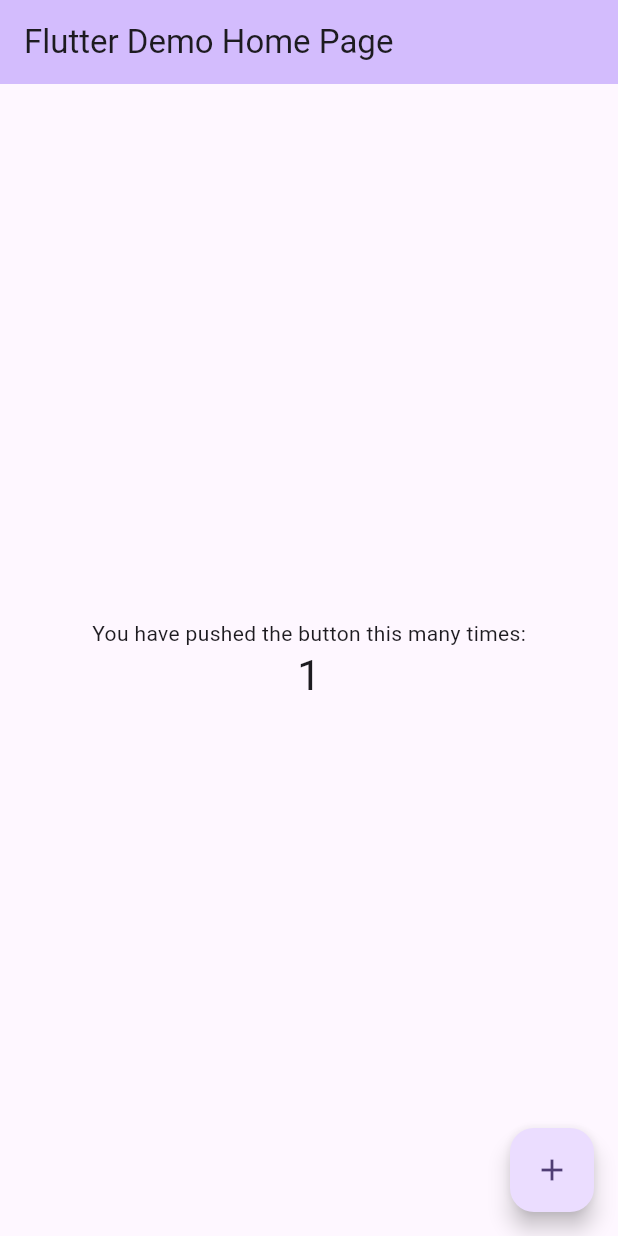
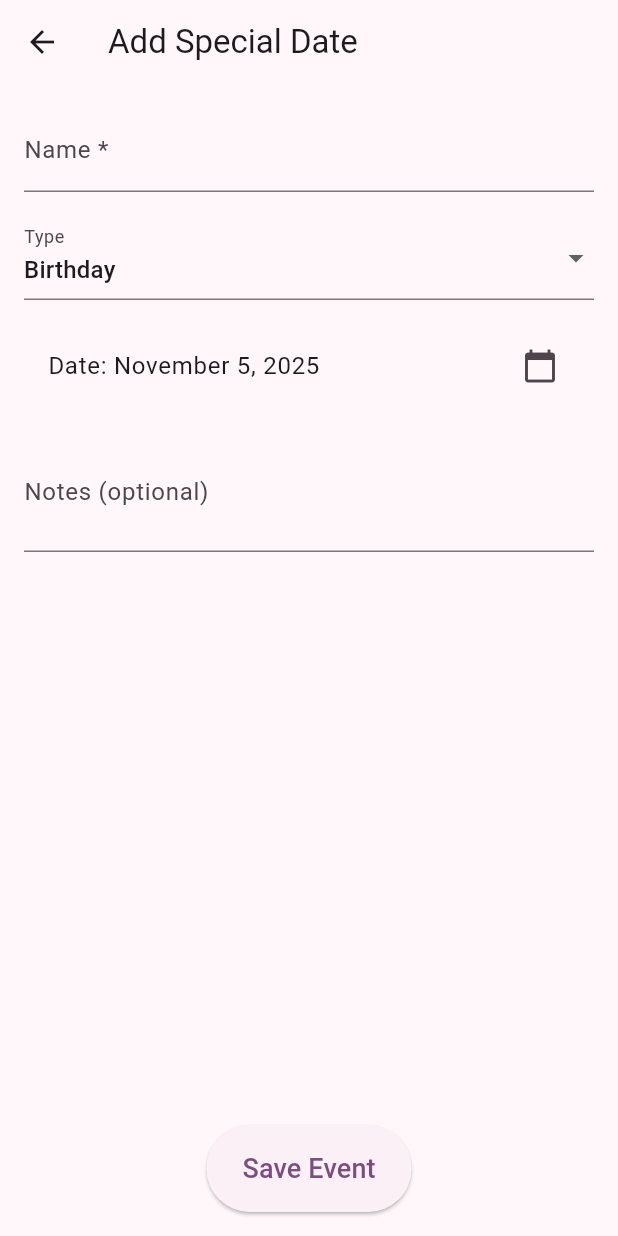
Before and after one commit to Damikasulakshana/remindly, a Flutter app: the screen it shows after launch, after a tap on the "add" icon, on a phone screen of 412 x 824 dp. Run offline on Flutter 3.47's test engine with Material 3 defaults, Android fonts, the phone set to English and light mode, and no system bars; our stand-ins replace flutter_local_notifications, hive_flutter, timezone; accounts and stored records are empty.

Commit message:
Main Componenets Added

```diff
--- a/lib/main.dart
+++ b/lib/main.dart
@@ -1,122 +1,35 @@
 import 'package:flutter/material.dart';
+import 'package:hive_flutter/hive_flutter.dart';
+import 'package:remindly/models/special_date.dart';
+import 'package:remindly/services/notification_service.dart';
+import 'package:remindly/screens/home_screen.dart';
 
-void main() {
+void main() async {
+  WidgetsFlutterBinding.ensureInitialized();
+
+  // Initialize Hive
+  await Hive.initFlutter();
+  Hive.registerAdapter(SpecialDateAdapter());
+  await Hive.openBox<SpecialDate>('special_dates');
+
+  // Initialize notifications
+  await NotificationService.init();
+
   runApp(const MyApp());
 }
 
 class MyApp extends StatelessWidget {
   const MyApp({super.key});
 
-  // This widget is the root of your application.
   @override
   Widget build(BuildContext context) {
     return MaterialApp(
-      title: 'Flutter Demo',
+      title: 'Special Dates',
       theme: ThemeData(
-        // This is the theme of your application.
-        //
-        // TRY THIS: Try running your application with "flutter run". You'll see
-        // the application has a purple toolbar. Then, without quitting the app,
-        // try changing the seedColor in the colorScheme below to Colors.green
-        // and then invoke "hot reload" (save your changes or press the "hot
-        // reload" button in a Flutter-supported IDE, or press "r" if you used
-        // the command line to start the app).
-        //
-        // Notice that the counter didn't reset back to zero; the application
-        // state is not lost during the reload. To reset the state, use hot
-        // restart instead.
-        //
-        // This works for code too, not just values: Most code changes can be
-        // tested with just a hot reload.
-        colorScheme: ColorScheme.fromSeed(seedColor: Colors.deepPurple),
+        useMaterial3: true,
+        colorScheme: ColorScheme.fromSeed(seedColor: Colors.purple),
       ),
-      home: const MyHomePage(title: 'Flutter Demo Home Page'),
+      home: const HomeScreen(),
     );
   }
 }
-
-class MyHomePage extends StatefulWidget {
-  const MyHomePage({super.key, required this.title});
-
-  // This widget is the home page of your application. It is stateful, meaning
-  // that it has a State object (defined below) that contains fields that affect
-  // how it looks.
-
-  // This class is the configuration for the state. It holds the values (in this
-  // case the title) provided by the parent (in this case the App widget) and
-  // used by the build method of the State. Fields in a Widget subclass are
-  // always marked "final".
-
-  final String title;
-
-  @override
-  State<MyHomePage> createState() => _MyHomePageState();
-}
-
-class _MyHomePageState extends State<MyHomePage> {
-  int _counter = 0;
-
-  void _incrementCounter() {
-    setState(() {
-      // This call to setState tells the Flutter framework that something has
-      // changed in this State, which causes it to rerun the build method below
-      // so that the display can reflect the updated values. If we changed
-      // _counter without calling setState(), then the build method would not be
-      // called again, and so nothing would appear to happen.
-      _counter++;
-    });
-  }
-
-  @override
-  Widget build(BuildContext context) {
-    // This method is rerun every time setState is called, for instance as done
-    // by the _incrementCounter method above.
-    //
-    // The Flutter framework has been optimized to make rerunning build methods
-    // fast, so that you can just rebuild anything that needs updating rather
-    // than having to individually change instances of widgets.
-    return Scaffold(
-      appBar: AppBar(
-        // TRY THIS: Try changing the color here to a specific color (to
-        // Colors.amber, perhaps?) and trigger a hot reload to see the AppBar
-        // change color while the other colors stay the same.
-        backgroundColor: Theme.of(context).colorScheme.inversePrimary,
-        // Here we take the value from the MyHomePage object that was created by
-        // the App.build method, and use it to set our appbar title.
-        title: Text(widget.title),
-      ),
-      body: Center(
-        // Center is a layout widget. It takes a single child and positions it
-        // in the middle of the parent.
-        child: Column(
-          // Column is also a layout widget. It takes a list of children and
-          // arranges them vertically. By default, it sizes itself to fit its
-          // children horizontally, and tries to be as tall as its parent.
-          //
-          // Column has various properties to control how it sizes itself and
-          // how it positions its children. Here we use mainAxisAlignment to
-          // center the children vertically; the main axis here is the vertical
-          // axis because Columns are vertical (the cross axis would be
-          // horizontal).
-          //
-          // TRY THIS: Invoke "debug painting" (choose the "Toggle Debug Paint"
-          // action in the IDE, or press "p" in the console), to see the
-          // wireframe for each widget.
-          mainAxisAlignment: MainAxisAlignment.center,
-          children: <Widget>[
-            const Text('You have pushed the button this many times:'),
-            Text(
-              '$_counter',
-              style: Theme.of(context).textTheme.headlineMedium,
-            ),
-          ],
-        ),
-      ),
-      floatingActionButton: FloatingActionButton(
-        onPressed: _incrementCounter,
-        tooltip: 'Increment',
-        child: const Icon(Icons.add),
-      ), // This trailing comma makes auto-formatting nicer for build methods.
-    );
-  }
-}
--- /dev/null
+++ b/lib/models/special_date.dart
@@ -0,0 +1,25 @@
+import 'package:hive_flutter/hive_flutter.dart';
+
+part 'special_date.g.dart';
+
+@HiveType(typeId: 0)
+class SpecialDate extends HiveObject {
+  @HiveField(0)
+  String name;
+
+  @HiveField(1)
+  DateTime date; // Stored as milliseconds since epoch
+
+  @HiveField(2)
+  String type; // e.g., 'Birthday', 'Anniversary'
+
+  @HiveField(3)
+  String? notes;
+
+  SpecialDate({
+    required this.name,
+    required this.date,
+    required this.type,
+    this.notes,
+  });
+}
--- /dev/null
+++ b/lib/screens/add_event_screen.dart
@@ -0,0 +1,123 @@
+import 'package:flutter/material.dart';
+import 'package:hive_flutter/hive_flutter.dart';
+import 'package:intl/intl.dart';
+import 'package:remindly/models/special_date.dart';
+import 'package:remindly/services/notification_service.dart';
+
+class AddEventScreen extends StatefulWidget {
+  const AddEventScreen({super.key});
+
+  @override
+  State<AddEventScreen> createState() => _AddEventScreenState();
+}
+
+class _AddEventScreenState extends State<AddEventScreen> {
+  final _formKey = GlobalKey<FormState>();
+  final _nameController = TextEditingController();
+  final _notesController = TextEditingController();
+  late DateTime _selectedDate;
+  String _selectedType = 'Birthday';
+
+  @override
+  void initState() {
+    super.initState();
+    _selectedDate = DateTime.now().add(
+      const Duration(days: 30),
+    ); // Default: 30 days from now
+  }
+
+  Future<void> _selectDate(BuildContext context) async {
+    final picked = await showDatePicker(
+      context: context,
+      initialDate: _selectedDate,
+      firstDate: DateTime(1900),
+      lastDate: DateTime(2100),
+    );
+    if (picked != null) {
+      setState(() => _selectedDate = picked);
+    }
+  }
+
+  void _saveEvent() {
+    if (_formKey.currentState!.validate()) {
+      final box = Hive.box<SpecialDate>('special_dates');
+      final newEvent = SpecialDate(
+        name: _nameController.text,
+        date: _selectedDate,
+        type: _selectedType,
+        notes: _notesController.text.isEmpty ? null : _notesController.text,
+      );
+      box.add(newEvent);
+
+      // Schedule notification for 1 day before
+      final reminderDate = _selectedDate.subtract(const Duration(days: 1));
+      NotificationService.showReminder(
+        id: newEvent.key as int,
+        title: 'Upcoming Special Date',
+        body: 'Tomorrow is ${newEvent.name}!',
+        scheduledDate: reminderDate,
+      );
+
+      Navigator.of(context).pop();
+    }
+  }
+
+  @override
+  Widget build(BuildContext context) {
+    return Scaffold(
+      appBar: AppBar(title: const Text('Add Special Date')),
+      body: Padding(
+        padding: const EdgeInsets.all(16.0),
+        child: Form(
+          key: _formKey,
+          child: Column(
+            children: [
+              TextFormField(
+                controller: _nameController,
+                decoration: const InputDecoration(labelText: 'Name *'),
+                validator: (value) => value!.isEmpty ? 'Required' : null,
+              ),
+              const SizedBox(height: 16),
+              DropdownButtonFormField<String>(
+                value: _selectedType,
+                decoration: const InputDecoration(labelText: 'Type'),
+                items: ['Birthday', 'Anniversary', 'Holiday', 'Custom']
+                    .map(
+                      (type) =>
+                          DropdownMenuItem(value: type, child: Text(type)),
+                    )
+                    .toList(),
+                onChanged: (value) => setState(() => _selectedType = value!),
+              ),
+              const SizedBox(height: 16),
+              ListTile(
+                title: Text(
+                  'Date: ${DateFormat.yMMMMd().format(_selectedDate)}',
+                ),
+                trailing: const Icon(Icons.calendar_today),
+                onTap: () => _selectDate(context),
+              ),
+              const SizedBox(height: 16),
+              TextFormField(
+                controller: _notesController,
+                decoration: const InputDecoration(
+                  labelText: 'Notes (optional)',
+                  hintText: 'e.g., Loves chocolate',
+                ),
+                maxLines: 2,
+              ),
+              const Spacer(),
+              ElevatedButton(
+                onPressed: _saveEvent,
+                child: const Padding(
+                  padding: EdgeInsets.symmetric(vertical: 16),
+                  child: Text('Save Event', style: TextStyle(fontSize: 18)),
+                ),
+              ),
+            ],
+          ),
+        ),
+      ),
+    );
+  }
+}
--- /dev/null
+++ b/lib/screens/home_screen.dart
@@ -0,0 +1,100 @@
+import 'package:flutter/material.dart';
+import 'package:hive_flutter/hive_flutter.dart';
+import 'package:intl/intl.dart';
+import 'package:remindly/models/special_date.dart';
+import 'package:remindly/screens/add_event_screen.dart';
+
+class HomeScreen extends StatelessWidget {
+  const HomeScreen({super.key});
+
+  @override
+  Widget build(BuildContext context) {
+    return Scaffold(
+      appBar: AppBar(title: const Text('Special Dates')),
+      floatingActionButton: FloatingActionButton(
+        onPressed: () => Navigator.of(
+          context,
+        ).push(MaterialPageRoute(builder: (_) => const AddEventScreen())),
+        child: const Icon(Icons.add),
+      ),
+      body: ValueListenableBuilder(
+        valueListenable: Hive.box<SpecialDate>('special_dates').listenable(),
+        builder: (context, Box<SpecialDate> box, _) {
+          final events = box.values.toList()
+            ..sort((a, b) => a.date.compareTo(b.date));
+
+          // Filter upcoming events (next 365 days)
+          final now = DateTime.now();
+          final nextYear = now.add(const Duration(days: 365));
+          final upcoming = events
+              .where(
+                (e) =>
+                    e.date.isAfter(now.subtract(const Duration(days: 1))) &&
+                    e.date.isBefore(nextYear),
+              )
+              .toList();
+
+          if (upcoming.isEmpty) {
+            return const Center(
+              child: Text('No upcoming special dates.\nTap + to add one!'),
+            );
+          }
+
+          return ListView.builder(
+            itemCount: upcoming.length,
+            itemBuilder: (context, index) {
+              final event = upcoming[index];
+              final isToday = _isSameDay(event.date, DateTime.now());
+
+              return Card(
+                margin: const EdgeInsets.symmetric(horizontal: 16, vertical: 8),
+                color: isToday ? Colors.purple[50] : null,
+                child: ListTile(
+                  title: Text(event.name),
+                  subtitle: Text(
+                    '${event.type} • ${DateFormat.yMMMMd().format(event.date)}',
+                    style: TextStyle(
+                      fontWeight: isToday ? FontWeight.bold : FontWeight.normal,
+                      color: isToday ? Colors.purple : null,
+                    ),
+                  ),
+                  trailing: Text(
+                    isToday ? 'TODAY!' : _daysUntil(event.date),
+                    style: TextStyle(
+                      color: isToday ? Colors.red : Colors.grey,
+                      fontWeight: FontWeight.bold,
+                    ),
+                  ),
+                ),
+              );
+            },
+          );
+        },
+      ),
+    );
+  }
+
+  String _daysUntil(DateTime eventDate) {
+    final now = DateTime.now();
+    final eventThisYear = DateTime(now.year, eventDate.month, eventDate.day);
+    final eventNextYear = DateTime(
+      now.year + 1,
+      eventDate.month,
+      eventDate.day,
+    );
+
+    DateTime upcomingEventDate;
+    if (eventThisYear.isAfter(now)) {
+      upcomingEventDate = eventThisYear;
+    } else {
+      upcomingEventDate = eventNextYear;
+    }
+
+    final difference = upcomingEventDate.difference(now).inDays;
+    return '$difference days';
+  }
+
+  bool _isSameDay(DateTime a, DateTime b) {
+    return a.year == b.year && a.month == b.month && a.day == b.day;
+  }
+}
--- /dev/null
+++ b/lib/services/notification_service.dart
@@ -0,0 +1,52 @@
+import 'package:flutter_local_notifications/flutter_local_notifications.dart';
+import 'package:timezone/data/latest.dart' as tz;
+import 'package:timezone/timezone.dart' as tz;
+
+class NotificationService {
+  static final FlutterLocalNotificationsPlugin _notificationsPlugin =
+      FlutterLocalNotificationsPlugin();
+
+  static Future<void> init() async {
+    tz.initializeTimeZones(); // Required for scheduling
+
+    const AndroidInitializationSettings androidSettings =
+        AndroidInitializationSettings('@mipmap/ic_launcher');
+
+    const DarwinInitializationSettings iosSettings =
+        DarwinInitializationSettings();
+
+    const InitializationSettings settings = InitializationSettings(
+      android: androidSettings,
+      iOS: iosSettings,
+    );
+
+    await _notificationsPlugin.initialize(settings);
+  }
+
+  static Future<void> showReminder({
+    required int id,
+    required String title,
+    required String body,
+    required DateTime scheduledDate,
+  }) async {
+    await _notificationsPlugin.zonedSchedule(
+      id,
+      title,
+      body,
+      tz.TZDateTime.from(scheduledDate, tz.local),
+      const NotificationDetails(
+        android: AndroidNotificationDetails(
+          'special_dates_reminder',
+          'Special Dates Reminders',
+          channelDescription: 'Reminders for birthdays and anniversaries',
+          importance: Importance.high,
+          priority: Priority.high,
+        ),
+        iOS: DarwinNotificationDetails(),
+      ),
+      androidAllowWhileIdle: true,
+      uiLocalNotificationDateInterpretation:
+          UILocalNotificationDateInterpretation.absoluteTime,
+    );
+  }
+}
```
Also changed, not shown: lib/models/special_date.g.dart (added), 1 other file.
